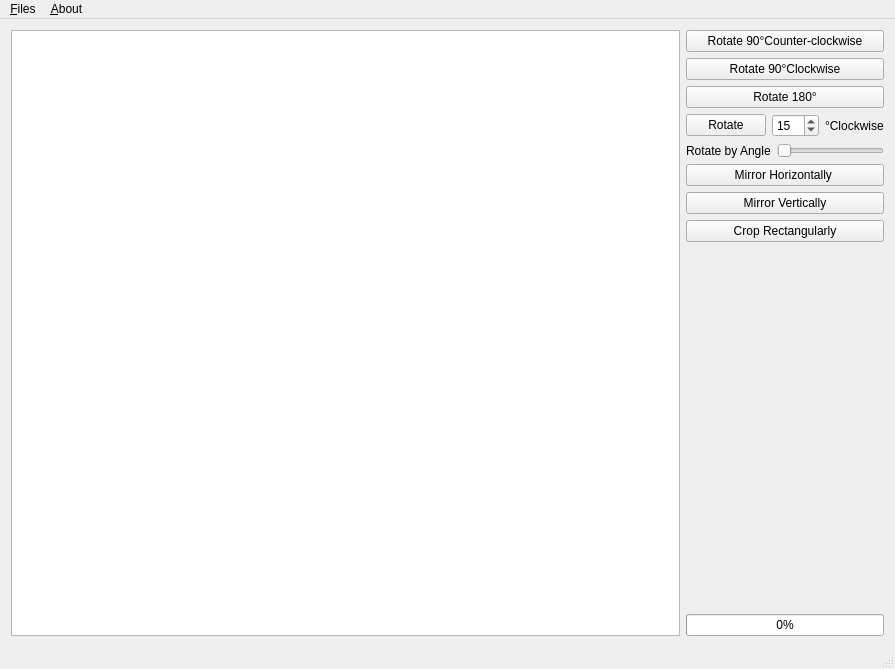
Above: mainwindow.ui from lizy14/hello-lenna before the change. Below: the same form after it.
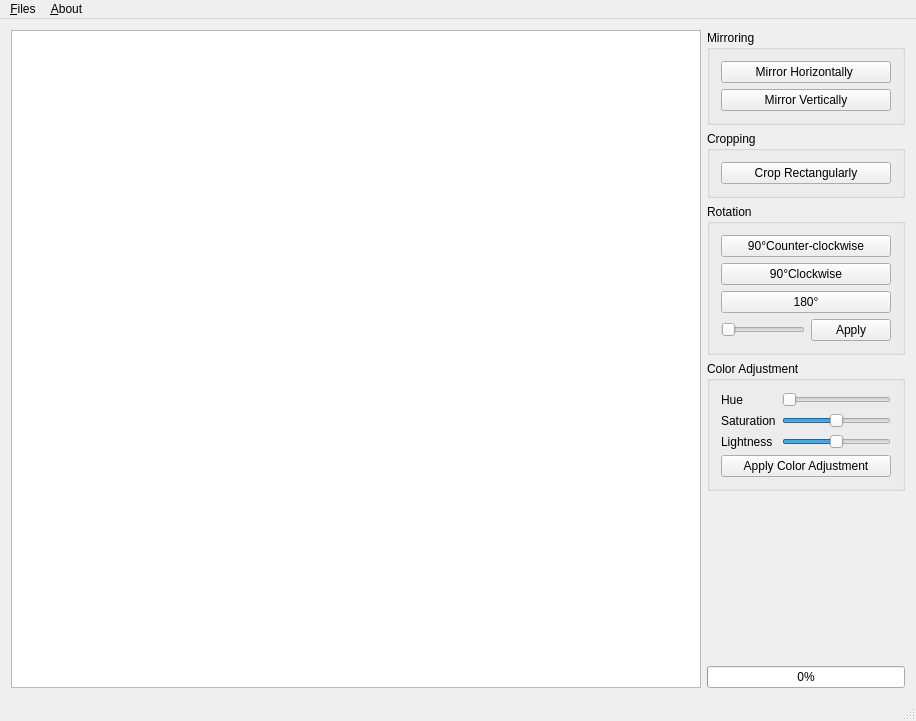
That is the form after the change.

Commit message: Assignment 2: HSL adjustment

```diff
--- a/mainwindow.ui
+++ b/mainwindow.ui
@@ -6,8 +6,8 @@
    <rect>
     <x>0</x>
     <y>0</y>
-    <width>895</width>
-    <height>669</height>
+    <width>916</width>
+    <height>721</height>
    </rect>
   </property>
   <property name="contextMenuPolicy">
@@ -17,8 +17,8 @@
    <string>Hello, Lenna</string>
   </property>
   <widget class="QWidget" name="centralWidget">
-   <layout class="QGridLayout" name="gridLayout">
-    <item row="0" column="0">
+   <layout class="QVBoxLayout" name="verticalLayout_6">
+    <item>
      <layout class="QHBoxLayout" name="horizontalLayout" stretch="1,0">
       <item>
        <widget class="QGraphicsView" name="graphicsView">
@@ -30,121 +30,182 @@
       <item>
        <layout class="QVBoxLayout" name="verticalLayout">
         <item>
-         <widget class="QPushButton" name="btnCounterclockwise">
-          <property name="text">
-           <string>Rotate 90°Counter-clockwise</string>
+         <widget class="QGroupBox" name="groupBox_3">
+          <property name="title">
+           <string>Mirroring</string>
           </property>
+          <layout class="QVBoxLayout" name="verticalLayout_4">
+           <item>
+            <widget class="QPushButton" name="btnHorizontalMirror">
+             <property name="text">
+              <string>Mirror Horizontally </string>
+             </property>
+            </widget>
+           </item>
+           <item>
+            <widget class="QPushButton" name="btnVerticalMirror">
+             <property name="text">
+              <string>Mirror Vertically</string>
+             </property>
+            </widget>
+           </item>
+          </layout>
          </widget>
         </item>
         <item>
-         <widget class="QPushButton" name="btnClockwise">
-          <property name="text">
-           <string>Rotate 90°Clockwise</string>
+         <widget class="QGroupBox" name="groupBox_4">
+          <property name="title">
+           <string>Cropping</string>
           </property>
+          <layout class="QVBoxLayout" name="verticalLayout_5">
+           <item>
+            <widget class="QPushButton" name="btnCrop">
+             <property name="text">
+              <string>Crop Rectangularly</string>
+             </property>
+            </widget>
+           </item>
+          </layout>
          </widget>
         </item>
         <item>
-         <widget class="QPushButton" name="btn180">
-          <property name="text">
-           <string>Rotate 180°</string>
+         <widget class="QGroupBox" name="groupBox_2">
+          <property name="title">
+           <string>Rotation</string>
           </property>
+          <layout class="QVBoxLayout" name="verticalLayout_3">
+           <item>
+            <widget class="QPushButton" name="btnCounterclockwise">
+             <property name="text">
+              <string>90°Counter-clockwise</string>
+             </property>
+            </widget>
+           </item>
+           <item>
+            <widget class="QPushButton" name="btnClockwise">
+             <property name="text">
+              <string>90°Clockwise</string>
+             </property>
+            </widget>
+           </item>
+           <item>
+            <widget class="QPushButton" name="btn180">
+             <property name="text">
+              <string>180°</string>
+             </property>
+            </widget>
+           </item>
+           <item>
+            <layout class="QHBoxLayout" name="horizontalLayout_2">
+             <property name="leftMargin">
+              <number>0</number>
+             </property>
+             <property name="topMargin">
+              <number>0</number>
+             </property>
+             <property name="rightMargin">
+              <number>0</number>
+             </property>
+             <property name="bottomMargin">
+              <number>0</number>
+             </property>
+             <item>
+              <widget class="QSlider" name="sliderRotation">
+               <property name="maximum">
+                <number>90</number>
+               </property>
+               <property name="orientation">
+                <enum>Qt::Horizontal</enum>
+               </property>
+              </widget>
+             </item>
+             <item>
+              <widget class="QPushButton" name="btnRotate">
+               <property name="text">
+                <string>Apply</string>
+               </property>
+              </widget>
+             </item>
+            </layout>
+           </item>
+          </layout>
          </widget>
         </item>
         <item>
-         <layout class="QHBoxLayout" name="horizontalLayout_2">
-          <property name="leftMargin">
-           <number>0</number>
+         <widget class="QGroupBox" name="groupBox">
+          <property name="title">
+           <string>Color Adjustment</string>
           </property>
-          <property name="topMargin">
-           <number>0</number>
-          </property>
-          <property name="rightMargin">
-           <number>0</number>
-          </property>
-          <property name="bottomMargin">
-           <number>0</number>
-          </property>
-          <item>
-           <widget class="QPushButton" name="btnRotate">
-            <property name="text">
-             <string>Rotate</string>
-            </property>
-           </widget>
-          </item>
-          <item>
-           <widget class="QSpinBox" name="spinBox">
-            <property name="maximum">
-             <number>360</number>
-            </property>
-            <property name="singleStep">
-             <number>15</number>
-            </property>
-            <property name="value">
-             <number>15</number>
-            </property>
-           </widget>
-          </item>
-          <item>
-           <widget class="QLabel" name="label">
-            <property name="text">
-             <string>°Clockwise</string>
-            </property>
-           </widget>
-          </item>
-         </layout>
-        </item>
-         <item>
-         <layout class="QHBoxLayout" name="horizontalLayout_2">
-          <property name="leftMargin">
-           <number>0</number>
-          </property>
-          <property name="topMargin">
-           <number>0</number>
-          </property>
-          <property name="rightMargin">
-           <number>0</number>
-          </property>
-          <property name="bottomMargin">
-           <number>0</number>
-          </property>
-          <item>
-           <widget class="QLabel" name="label">
-            <property name="text">
-             <string>Rotate by Angle</string>
-            </property>
-           </widget>
-          </item>
-          <item>
-           <widget class="QSlider" name="sliderRotation">
-            <property name="maximum">
-             <number>90</number>
-            </property>
-            <property name="orientation">
-             <enum>Qt::Horizontal</enum>
-            </property>
-           </widget>
-          </item>
-         </layout>
-        </item>
-        <item>
-         <widget class="QPushButton" name="btnHorizontalMirror">
-          <property name="text">
-           <string>Mirror Horizontally </string>
-          </property>
-         </widget>
-        </item>
-        <item>
-         <widget class="QPushButton" name="btnVerticalMirror">
-          <property name="text">
-           <string>Mirror Vertically</string>
-          </property>
-         </widget>
-        </item>
-        <item>
-         <widget class="QPushButton" name="btnCrop">
-          <property name="text">
-           <string>Crop Rectangularly</string>
-          </property>
+          <layout class="QVBoxLayout" name="verticalLayout_2">
+           <item>
+            <layout class="QFormLayout" name="formLayout">
+             <item row="0" column="0">
+              <widget class="QLabel" name="label_2">
+               <property name="text">
+                <string>Hue</string>
+               </property>
+              </widget>
+             </item>
+             <item row="0" column="1">
+              <widget class="QSlider" name="sliderH">
+               <property name="maximum">
+                <number>360</number>
+               </property>
+               <property name="orientation">
+                <enum>Qt::Horizontal</enum>
+               </property>
+              </widget>
+             </item>
+             <item row="1" column="0">
+              <widget class="QLabel" name="label_3">
+               <property name="text">
+                <string>Saturation</string>
+               </property>
+              </widget>
+             </item>
+             <item row="1" column="1">
+              <widget class="QSlider" name="sliderS">
+               <property name="minimum">
+                <number>-100</number>
+               </property>
+               <property name="maximum">
+                <number>100</number>
+               </property>
+               <property name="orientation">
+                <enum>Qt::Horizontal</enum>
+               </property>
+              </widget>
+             </item>
+             <item row="2" column="0">
+              <widget class="QLabel" name="label_4">
+               <property name="text">
+                <string>Lightness</string>
+               </property>
+              </widget>
+             </item>
+             <item row="2" column="1">
+              <widget class="QSlider" name="sliderV">
+               <property name="minimum">
+                <number>-100</number>
+               </property>
+               <property name="maximum">
+                <number>100</number>
+               </property>
+               <property name="orientation">
+                <enum>Qt::Horizontal</enum>
+               </property>
+              </widget>
+             </item>
+            </layout>
+           </item>
+           <item>
+            <widget class="QPushButton" name="btnColorApply">
+             <property name="text">
+              <string>Apply Color Adjustment</string>
+             </property>
+            </widget>
+           </item>
+          </layout>
          </widget>
         </item>
         <item>
@@ -178,7 +239,7 @@
     <rect>
      <x>0</x>
      <y>0</y>
-     <width>895</width>
+     <width>916</width>
      <height>26</height>
     </rect>
    </property>
```
The commit also changes 4 other files.
